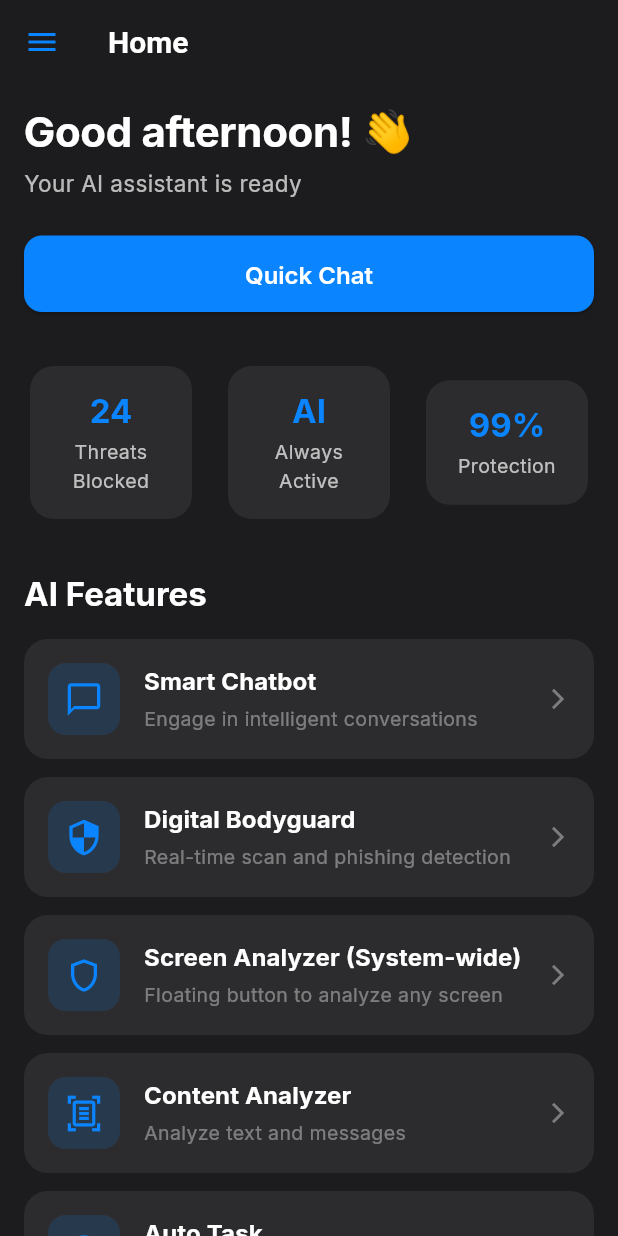
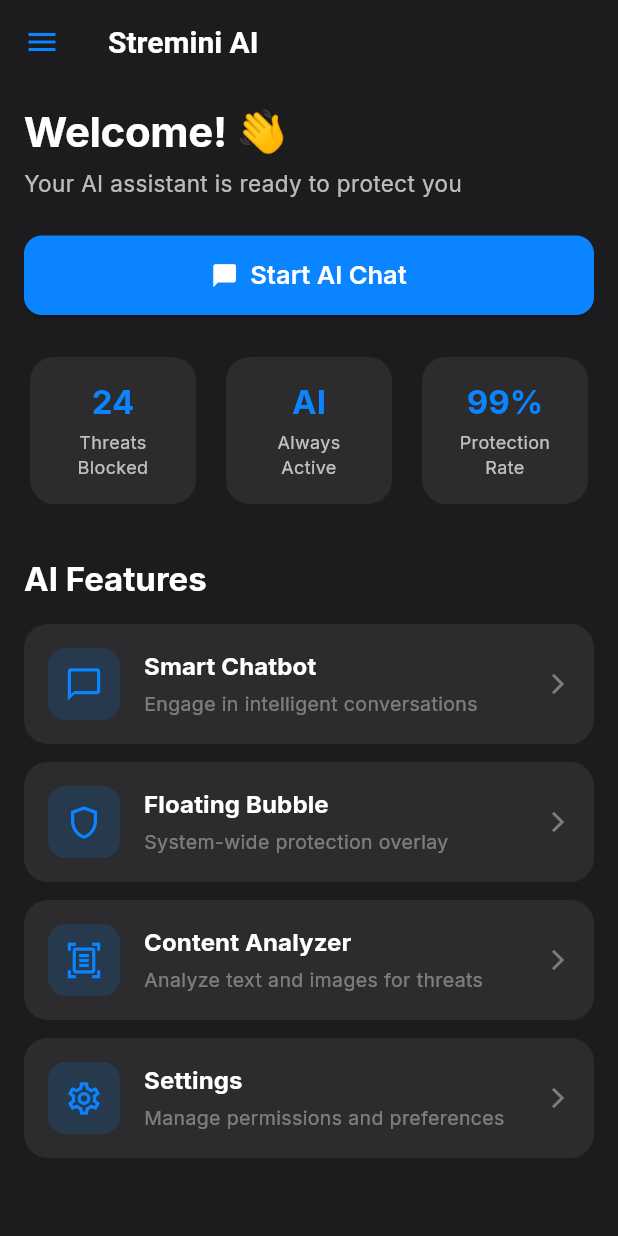
Before and after one commit to streminiai/streminiai, a Flutter app: the screen it shows after launch, on a phone screen of 412 x 824 dp. Run offline on Flutter 3.47's test engine with Material 3 defaults, Android fonts, the light colour scheme and no system bars; our stand-ins replace google_fonts, image_picker, permission_handler, screenshot; missing offline and left inert: flutter_overlay_window.

Commit message:
Update home_screen.dart

```diff
--- a/lib/screens/home_screen.dart
+++ b/lib/screens/home_screen.dart
@@ -12,103 +12,121 @@
 
     return Scaffold(
       appBar: AppBar(
-        title: const Text('Home'),
+        title: const Text('Stremini AI'),
       ),
-      drawer: AppDrawer(),
+      drawer: const AppDrawer(),
       body: SingleChildScrollView(
-        child: Padding(
-          padding: const EdgeInsets.symmetric(horizontal: 16.0),
+        padding: const EdgeInsets.all(16),
         child: Column(
           crossAxisAlignment: CrossAxisAlignment.start,
           children: [
-              const SizedBox(height: 16),
-              // Greeting Section
-              Text('Good afternoon! 👋', style: theme.textTheme.displayLarge?.copyWith(fontSize: 28)),
+            // Greeting
+            Text(
+              'Welcome! 👋',
+              style: theme.textTheme.displayLarge?.copyWith(fontSize: 28),
+            ),
             const SizedBox(height: 8),
-              Text('Your AI assistant is ready', style: theme.textTheme.bodyMedium),
+            Text(
+              'Your AI assistant is ready to protect you',
+              style: theme.textTheme.bodyMedium,
+            ),
             const SizedBox(height: 24),
 
             // Quick Chat Button
             SizedBox(
               width: double.infinity,
-                child: ElevatedButton(
-                  onPressed: () {
-                      Navigator.pushNamed(context, AppRouter.chat);
-                  },
+              child: ElevatedButton.icon(
+                onPressed: () => Navigator.pushNamed(context, AppRouter.chat),
+                icon: const Icon(Icons.chat_bubble),
+                label: const Text('Start AI Chat'),
                 style: ElevatedButton.styleFrom(
                   padding: const EdgeInsets.symmetric(vertical: 16),
                 ),
-                  child: const Text('Quick Chat', style: TextStyle(fontSize: 16)),
               ),
             ),
-              const SizedBox(height: 32),
+            const SizedBox(height: 24),
 
-              // Stats Section
+            // Stats
             Row(
               children: const [
-                  _StatBlock(value: '24', label: 'Threats Blocked'),
-                  SizedBox(width: 16),
-                  _StatBlock(value: 'AI', label: 'Always Active'),
-                  SizedBox(width: 16),
-                  _StatBlock(value: '99%', label: 'Protection'),
+                _StatCard(value: '24', label: 'Threats\nBlocked'),
+                SizedBox(width: 12),
+                _StatCard(value: 'AI', label: 'Always\nActive'),
+                SizedBox(width: 12),
+                _StatCard(value: '99%', label: 'Protection\nRate'),
               ],
             ),
             const SizedBox(height: 32),
 
-              // AI Features Section
+            // Features Section
             Text('AI Features', style: theme.textTheme.titleLarge),
             const SizedBox(height: 16),
 
-              // Smart Chatbot - Goes to CHAT screen
             FeatureCard(
               icon: Icons.chat_bubble_outline,
               title: 'Smart Chatbot',
               subtitle: 'Engage in intelligent conversations',
-                onTap: () {
-                  Navigator.pushNamed(context, AppRouter.chat);
-                },
+              onTap: () => Navigator.pushNamed(context, AppRouter.chat),
             ),
 
-              // Digital Bodyguard
             FeatureCard(
-                icon: Icons.security_outlined,
-                title: 'Digital Bodyguard',
-                subtitle: 'Real-time scan and phishing detection',
-                onTap: () {
-                  Navigator.pushNamed(context, AppRouter.bodyguard);
-                },
+              icon: Icons.shield_outlined,
+              title: 'Floating Bubble',
+              subtitle: 'System-wide protection overlay',
+              onTap: () => Navigator.pushNamed(context, AppRouter.systemOverlay),
             ),
 
-              // Screen Analyzer
-              FeatureCard(
-                icon: Icons.shield_outlined,
-                title: 'Screen Analyzer (System-wide)',
-                subtitle: 'Floating button to analyze any screen',
-                onTap: () {
-                  Navigator.pushNamed(context, AppRouter.systemOverlay);
-                },
-              ),
-
-              // Content Analyzer
             FeatureCard(
               icon: Icons.document_scanner_outlined,
               title: 'Content Analyzer',
-                subtitle: 'Analyze text and messages',
-                onTap: () {
-                  Navigator.pushNamed(context, AppRouter.analyzer);
-                },
+              subtitle: 'Analyze text and images for threats',
+              onTap: () => Navigator.pushNamed(context, AppRouter.analyzer),
             ),
 
-              // Auto Task
             FeatureCard(
-                icon: Icons.task_alt_outlined,
-                title: 'Auto Task',
-                subtitle: 'Automate your daily tasks',
-                onTap: () {
-                  Navigator.pushNamed(context, AppRouter.autoTask);
-                },
+              icon: Icons.settings_outlined,
+              title: 'Settings',
+              subtitle: 'Manage permissions and preferences',
+              onTap: () => Navigator.pushNamed(context, AppRouter.settings),
             ),
+
             const SizedBox(height: 16),
+          ],
+        ),
+      ),
+    );
+  }
+}
+
+class _StatCard extends StatelessWidget {
+  final String value;
+  final String label;
+
+  const _StatCard({required this.value, required this.label});
+
+  @override
+  Widget build(BuildContext context) {
+    final theme = Theme.of(context);
+
+    return Expanded(
+      child: Card(
+        child: Padding(
+          padding: const EdgeInsets.all(16),
+          child: Column(
+            children: [
+              Text(
+                value,
+                style: theme.textTheme.titleLarge?.copyWith(
+                  color: theme.primaryColor,
+                  fontWeight: FontWeight.bold,
+                ),
+              ),
+              const SizedBox(height: 4),
+              Text(
+                label,
+                textAlign: TextAlign.center,
+                style: theme.textTheme.bodyMedium?.copyWith(fontSize: 12),
+              ),
             ],
           ),
         ),
@@ -116,30 +134,3 @@
     );
   }
 }
-
-// Helper widget for the stats section
-class _StatBlock extends StatelessWidget {
-  final String value;
-  final String label;
-
-  const _StatBlock({Key? key, required this.value, required this.label}) : super(key: key);
-
-  @override
-  Widget build(BuildContext context) {
-    final theme = Theme.of(context);
-    return Expanded(
-      child: Card(
-        child: Padding(
-          padding: const EdgeInsets.all(16.0),
-          child: Column(
-            children: [
-              Text(value, style: theme.textTheme.titleLarge?.copyWith(color: theme.primaryColor)),
-              const SizedBox(height: 4),
-              Text(label, textAlign: TextAlign.center, style: theme.textTheme.bodyMedium?.copyWith(fontSize: 13)),
-            ],
-          ),
-        ),
-      ),
-    );
-  }
-}
```
Lines whose indentation alone changed are shown as unchanged.
